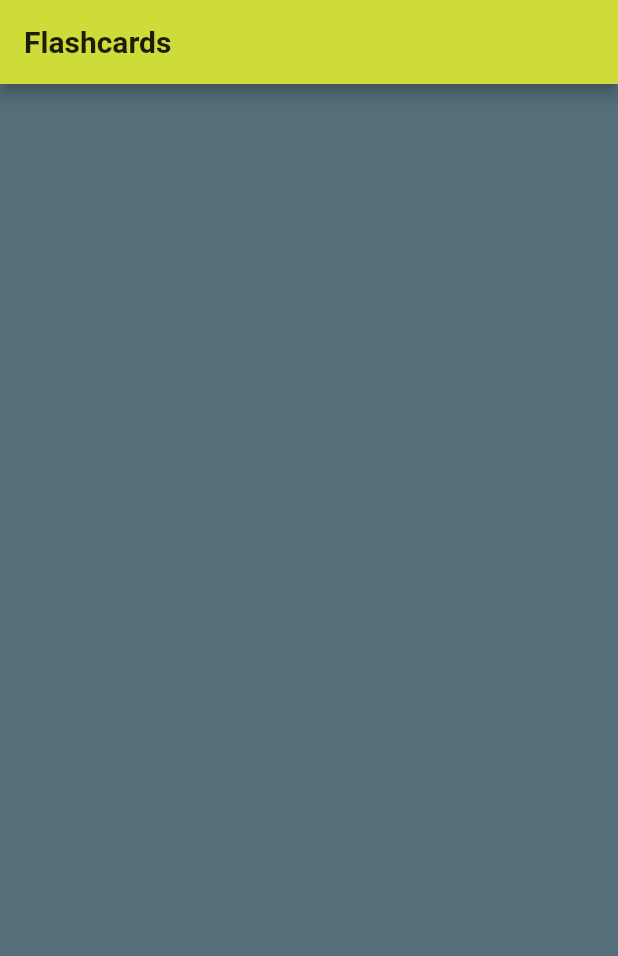
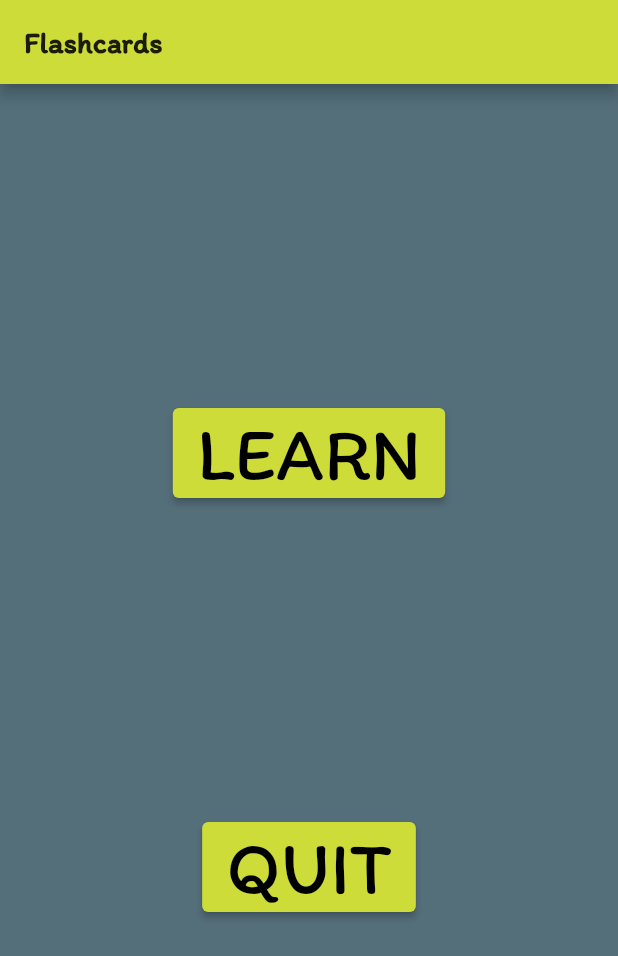
Before and after one commit to dzlk17/Flashcards, a Flutter app: the screen it shows after launch, on a phone screen of 412 x 824 dp. Shown: the top 956 px of the screen. Run offline on Flutter 3.47's test engine with Material 2 defaults, Android fonts, the phone set to English and light mode, and no system bars.

Commit message:
Button and new Font added

```diff
--- a/lib/components/appBar.dart
+++ b/lib/components/appBar.dart
@@ -3,6 +3,6 @@ import 'package:flutter/material.dart';
 AppBar getAppBar(String title){
   return AppBar(
       title: const Text('Flashcards', style: TextStyle(
-          color: Colors.black87, fontWeight: FontWeight.bold))
+          color: Colors.black87, fontWeight: FontWeight.bold, fontFamily: 'Itim-Regular'))
   );
 }
--- /dev/null
+++ b/lib/components/bigButton.dart
@@ -0,0 +1,9 @@
+import 'package:flutter/material.dart';
+
+ElevatedButton getBigButton(String text, void Function()? onPressed) {
+  return ElevatedButton(
+    onPressed: onPressed,
+    style: const ButtonStyle(),
+    child: Text(text, style: const TextStyle(fontSize: 50, fontFamily: 'Itim-Regular')),
+  );
+}
--- a/lib/homePage.dart
+++ b/lib/homePage.dart
@@ -1,24 +1,36 @@
 import 'package:flutter/material.dart';
 import 'components/appBar.dart';
+import 'components/bigButton.dart';
 
-class MyHomePage extends StatefulWidget {
+class MyHomePage extends StatelessWidget {
   const MyHomePage({super.key});
 
-  @override
-  State<StatefulWidget> createState() => _MyHomePageState();
-}
+  void _learn() {
 
-class _MyHomePageState extends State<MyHomePage> {
+  }
+
+  void _quit() {
+
+  }
+
   @override
   Widget build(BuildContext context) {
     return Scaffold(
         appBar: getAppBar('Flashcards'),
-        body: Center(
-            child: Column(
-
-            )
-        )
-
+        body:
+          Center(
+            child:
+              Column(
+                  mainAxisAlignment: MainAxisAlignment.spaceEvenly,
+                  children: [
+                    getBigButton('LEARN', _learn),
+                    getBigButton('QUIT', _quit)
+                  ]
+              )
+          )
     );
   }
+
+
+
 }
```
Also changed, not shown: pubspec.yaml (+4 -30 lines), assets/fonts/Itim-Regular.ttf (added), pubspec.lock.
